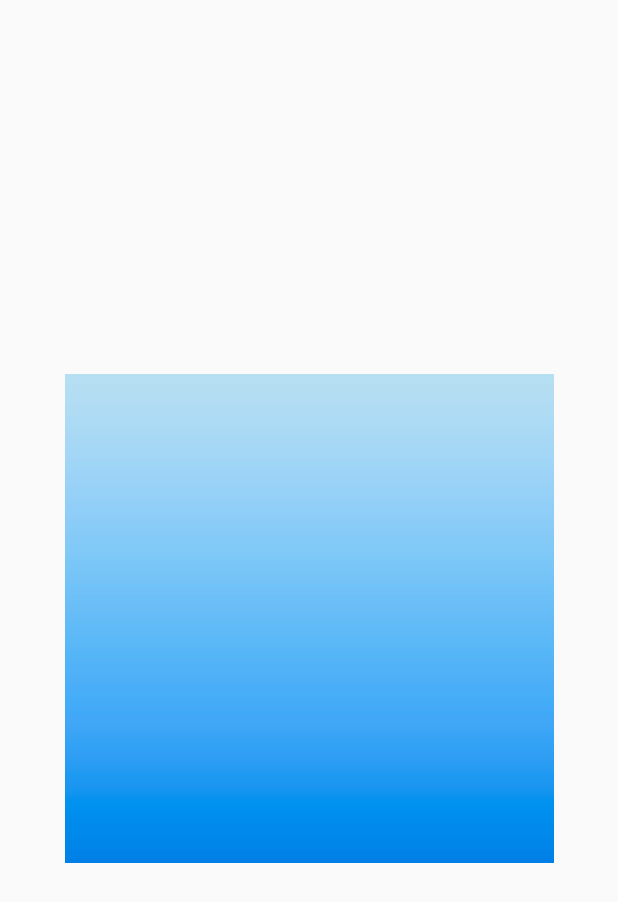
After one commit to DouglasCastro21/BIKEJANU, an Android app: the ImagemBike screen opened directly, with no data from a screen before it, on a phone screen of 412 x 824 dp. The commit adds this screen. Shown: the top 902 px of the screen. Run offline under Robolectric (Android 15) with nearby library versions, the phone set to English and light mode, and no system bars.

Commit message:
trabalhando com imagens

```diff
--- a/app/build.gradle
+++ b/app/build.gradle
@@ -22,12 +22,17 @@ android {
 dependencies {
     implementation fileTree(dir: 'libs', include: ['*.jar'])
     implementation 'com.android.support:appcompat-v7:27.1.1'
+
     implementation 'com.android.support.constraint:constraint-layout:1.1.0'
     implementation 'com.android.support:design:27.1.1'
     implementation 'com.android.support:support-v4:27.1.1'
     implementation 'com.google.firebase:firebase-database:9.6.1'
     implementation 'com.google.firebase:firebase-auth:9.6.1'
     implementation 'com.github.rtoshiro.mflibrary:mflibrary:1.0.0'
+    implementation 'com.google.firebase:firebase-storage:9.6.1'
+    implementation 'com.android.support:cardview-v7:27.1.1'
+    implementation 'com.android.support:recyclerview-v7:27.1.1'
+    implementation 'com.squareup.picasso:picasso:2.5.2'
     testImplementation 'junit:junit:4.12'
     androidTestImplementation 'com.android.support.test:runner:1.0.1'
     androidTestImplementation 'com.android.support.test.espresso:espresso-core:3.0.1'
--- a/app/src/main/AndroidManifest.xml
+++ b/app/src/main/AndroidManifest.xml
@@ -38,7 +38,8 @@
             android:label="@string/title_activity_area_usuario"
             android:theme="@style/AppTheme" />
         <activity android:name=".Activity.CadastroBike" />
-        <activity android:name=".Activity.DadosBike"></activity>
+        <activity android:name=".Activity.DadosBike" />
+        <activity android:name=".Activity.ImagemBike"></activity>
     </application>
 
 </manifest>
--- /dev/null
+++ b/app/src/main/java/bike/douglas/com/bikejanu/Activity/ImagemBike.java
@@ -0,0 +1,22 @@
+package bike.douglas.com.bikejanu.Activity;
+
+import android.support.v7.app.AppCompatActivity;
+import android.os.Bundle;
+import bike.douglas.com.bikejanu.R;
+
+
+
+
+public class ImagemBike extends AppCompatActivity {
+
+    @Override
+    protected void onCreate(Bundle savedInstanceState) {
+        super.onCreate(savedInstanceState);
+        setContentView(R.layout.activity_imagem_bike);
+
+
+
+
+
+    }
+}
--- /dev/null
+++ b/app/src/main/res/layout/activity_imagem_bike.xml
@@ -0,0 +1,24 @@
+<?xml version="1.0" encoding="utf-8"?>
+<android.support.constraint.ConstraintLayout xmlns:android="http://schemas.android.com/apk/res/android"
+    xmlns:app="http://schemas.android.com/apk/res-auto"
+    xmlns:tools="http://schemas.android.com/tools"
+    android:layout_width="match_parent"
+    android:layout_height="match_parent"
+    tools:context=".Activity.ImagemBike">
+
+    <ImageView
+        android:id="@+id/imagem_BikeID"
+        android:layout_width="326dp"
+        android:layout_height="423dp"
+        android:layout_marginBottom="72dp"
+        android:layout_marginEnd="29dp"
+        android:layout_marginLeft="29dp"
+        android:layout_marginRight="29dp"
+        android:layout_marginStart="29dp"
+        android:layout_marginTop="72dp"
+        app:layout_constraintBottom_toBottomOf="parent"
+        app:layout_constraintEnd_toEndOf="parent"
+        app:layout_constraintStart_toStartOf="parent"
+        app:layout_constraintTop_toTopOf="parent"
+        app:srcCompat="@mipmap/ic_launcher_foreground" />
+</android.support.constraint.ConstraintLayout>
```
Also changed, not shown: app/src/main/java/bike/douglas/com/bikejanu/Activity/CadastroUsuario.java (+69 -1 lines), app/src/main/java/bike/douglas/com/bikejanu/Adapter/BikeAdapter.java (+95 -5 lines), app/src/main/res/layout/activity_cadastro_usuario.xml (+7 -6 lines), app/src/main/res/layout/activity_dados_bike.xml (+17 -0 lines).
